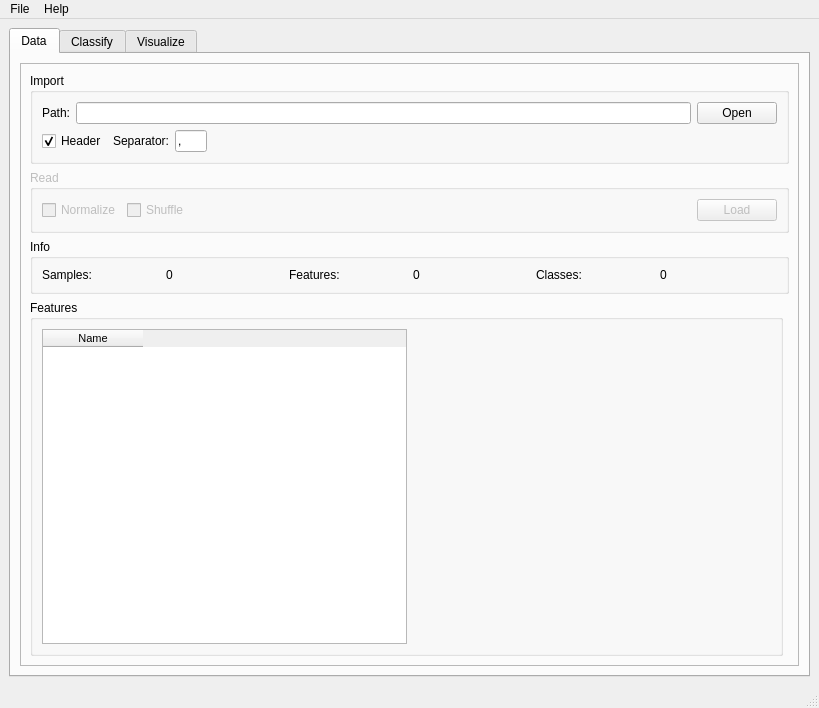
First picture: the form in libtsvm/ui/GUI-LIBTwinSVM.ui, repository mir-am/LIBTwinSVM, before the edit.
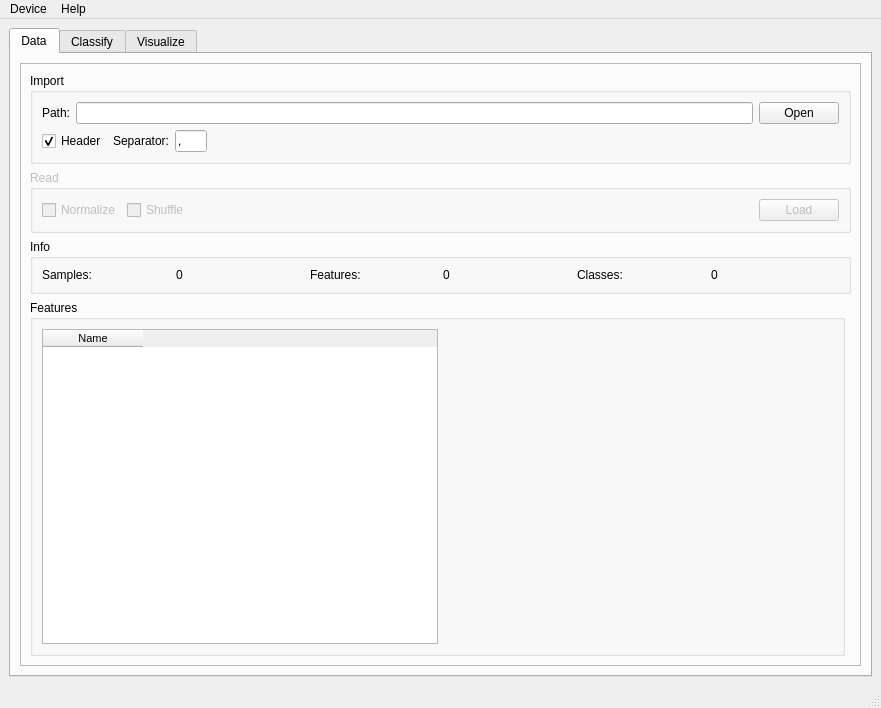
Second picture: the form after the edit. Icons and pictures are not drawn.

Commit message: Added device menu to select either CPU or GPU.

Patch:
```diff
--- a/libtsvm/ui/GUI-LIBTwinSVM.ui
+++ b/libtsvm/ui/GUI-LIBTwinSVM.ui
@@ -6,7 +6,7 @@
    <rect>
     <x>0</x>
     <y>0</y>
-    <width>819</width>
+    <width>881</width>
     <height>708</height>
    </rect>
   </property>
@@ -1202,8 +1202,8 @@
     <rect>
      <x>0</x>
      <y>0</y>
-     <width>819</width>
-     <height>21</height>
+     <width>881</width>
+     <height>22</height>
     </rect>
    </property>
    <widget class="QMenu" name="menuHelp">
@@ -1215,16 +1215,16 @@
     <addaction name="separator"/>
     <addaction name="actionAbout"/>
    </widget>
-   <widget class="QMenu" name="menuFile">
+   <widget class="QMenu" name="device_menu">
     <property name="title">
-     <string>File</string>
+     <string>Device</string>
     </property>
     <addaction name="actionOpen_Dataset"/>
     <addaction name="actionSave_Results"/>
     <addaction name="separator"/>
     <addaction name="actionExit"/>
    </widget>
-   <addaction name="menuFile"/>
+   <addaction name="device_menu"/>
    <addaction name="menuHelp"/>
   </widget>
   <action name="actionOpen_Dataset">
```
Left out of the diff: 56 changed lines with no effect on the pictures. The commit also changes 2 other files.
